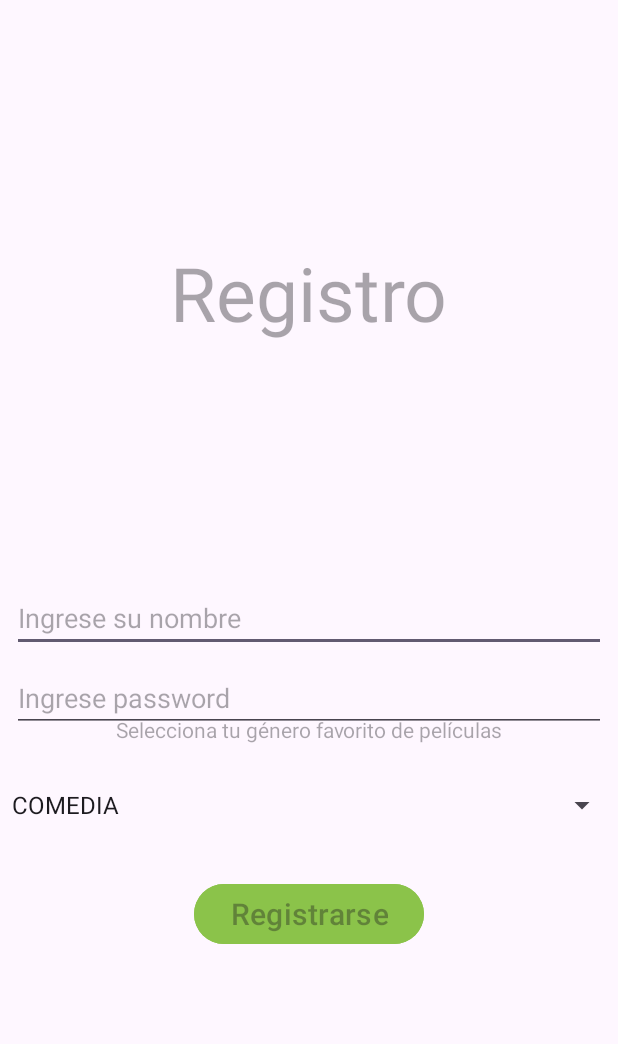
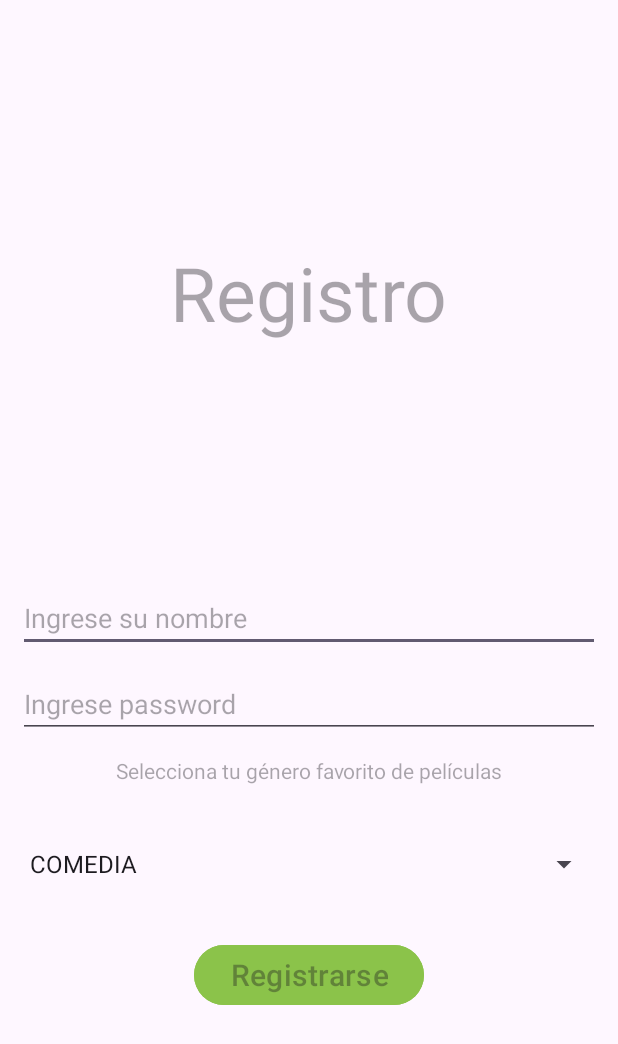
Before and after one commit to xOzymandiasx/login, an Android app: the RegisterActivity screen opened directly, with no data from a screen before it, on a phone screen of 412 x 824 dp. Shown: the top 1044 px of the screen. Run offline under Robolectric (Android 15) with nearby library versions, the phone set to English and light mode, and no system bars.

Commit message:
layout margenes anclado etc

```diff
--- a/app/src/main/res/layout/activity_register.xml
+++ b/app/src/main/res/layout/activity_register.xml
@@ -11,7 +11,7 @@
         android:id="@+id/editUser"
         android:layout_width="match_parent"
         android:layout_height="wrap_content"
-        android:layout_margin="8dp"
+        android:layout_margin="12dp"
         android:hint="@string/edit_text_hint_user"
         app:layout_constraintBottom_toBottomOf="parent"
         app:layout_constraintEnd_toEndOf="parent"
@@ -22,7 +22,7 @@
         android:id="@+id/editPassword"
         android:layout_width="match_parent"
         android:layout_height="wrap_content"
-        android:layout_margin="8dp"
+        android:layout_margin="12dp"
         android:hint="@string/edit_text_hint_password"
         app:layout_constraintEnd_toEndOf="parent"
         app:layout_constraintStart_toStartOf="parent"
@@ -40,19 +40,26 @@
         app:layout_constraintTop_toTopOf="parent" />
 
     <TextView
+        android:id="@+id/textSelect"
         android:layout_width="match_parent"
         android:layout_height="40dp"
-        app:layout_constraintBottom_toTopOf="@+id/genreSelection"
+        android:layout_margin="12dp"
         android:hint="@string/select_genre"
         android:textAlignment="center"
+        app:layout_constraintTop_toBottomOf="@+id/editPassword"
+        app:layout_constraintEnd_toEndOf="parent"
+        app:layout_constraintStart_toStartOf="parent"
+
         />
 
     <Spinner
         android:id="@+id/genreSelection"
         android:layout_width="match_parent"
         android:layout_height="40dp"
-        app:layout_constraintBottom_toTopOf="@+id/button_register"
-        app:layout_constraintTop_toBottomOf="@+id/editPassword" />
+        android:layout_margin="12dp"
+        app:layout_constraintTop_toBottomOf="@+id/textSelect"
+        app:layout_constraintEnd_toEndOf="parent"
+        app:layout_constraintStart_toStartOf="parent"/>
 
     <Button
         android:id="@+id/button_register"
@@ -62,10 +69,9 @@
         android:hint="@string/edit_text_hint_register"
         android:textColor="@color/white"
         android:textSize="20dp"
-        app:layout_constraintBottom_toBottomOf="parent"
+        android:layout_marginTop="30dp"
+        app:layout_constraintTop_toBottomOf="@+id/genreSelection"
         app:layout_constraintEnd_toEndOf="parent"
-        app:layout_constraintStart_toStartOf="parent"
-        app:layout_constraintTop_toBottomOf="@+id/editPassword"
-        app:layout_constraintVertical_bias="0.338" />
+        app:layout_constraintStart_toStartOf="parent"/>
 
 </androidx.constraintlayout.widget.ConstraintLayout>
```
